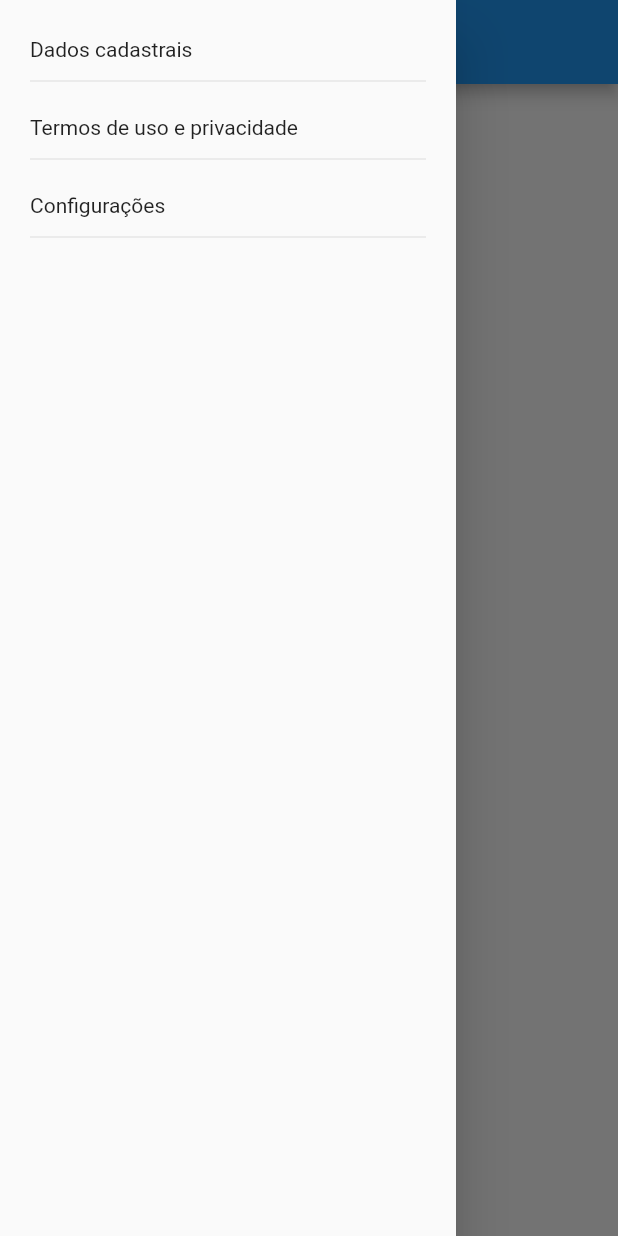
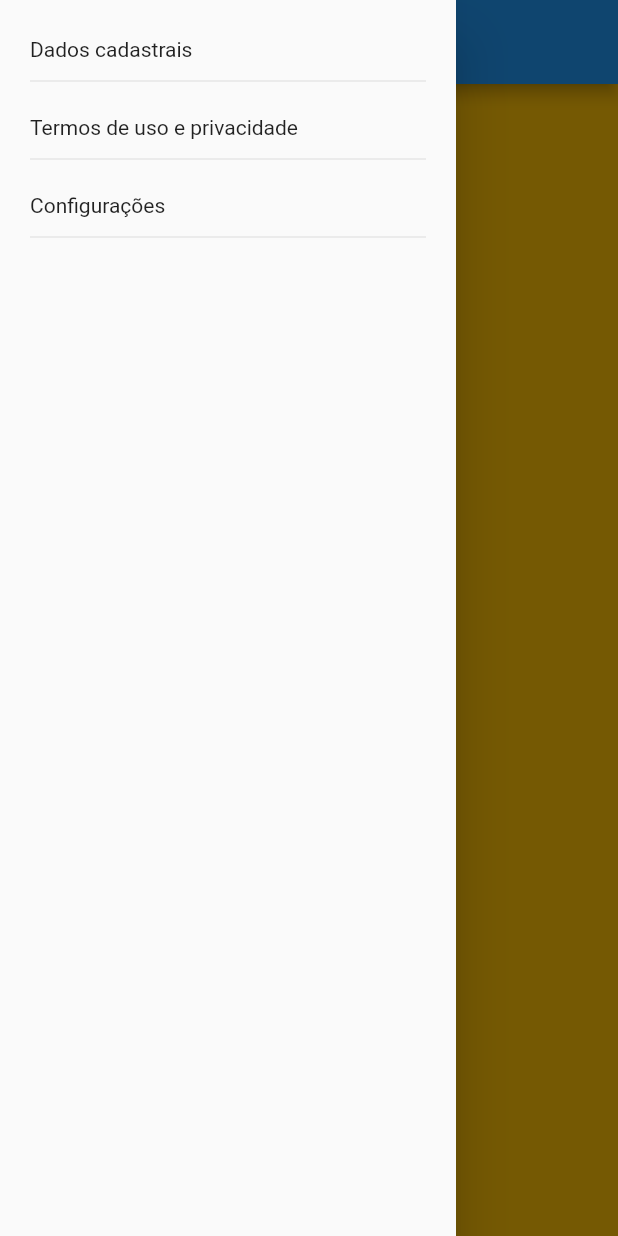
Before and after one commit to FilipeJN/trilhaapp, a Flutter app: the MainPage screen opened directly, with the side drawer open, on a phone screen of 412 x 824 dp. Run offline on Flutter 3.47's test engine with Material 2 defaults, Android fonts, the phone set to English and light mode, and no system bars; our stand-ins replace google_fonts; network calls fail.

Commit message:
Adicionando pageView e criando novas paginas para teste

```diff
--- a/lib/pages/main_page.dart
+++ b/lib/pages/main_page.dart
@@ -1,5 +1,8 @@
 import 'package:flutter/material.dart';
 import 'package:trilhaapp/pages/dados_cadastrais.dart';
+import 'package:trilhaapp/pages/pagina1.dart';
+import 'package:trilhaapp/pages/pagina2.dart';
+import 'package:trilhaapp/pages/pagina3.dart';
 
 class MainPage extends StatefulWidget {
   const MainPage({super.key});
@@ -68,7 +71,19 @@ class _MainPageState extends State<MainPage> {
               ),
             ),
           ),
+          body: Column(
+            children: [
+              Expanded(
+                child: PageView(
+                  children: const [
+                    Pagina1Page(),
+                    Pagina2Page(),
+                    Pagina3Page(),
+                  ],
                 ),
+              ),
+            ],
+          )),
     );
   }
 }
--- /dev/null
+++ b/lib/pages/pagina1.dart
@@ -0,0 +1,17 @@
+import 'package:flutter/material.dart';
+
+class Pagina1Page extends StatefulWidget {
+  const Pagina1Page({super.key});
+
+  @override
+  State<Pagina1Page> createState() => _Pagina1PageState();
+}
+
+class _Pagina1PageState extends State<Pagina1Page> {
+  @override
+  Widget build(BuildContext context) {
+    return Container(
+      color: Colors.amber,
+    );
+  }
+}
```
Also changed, not shown: lib/pages/login_page.dart (+4 -3 lines), lib/pages/pagina2.dart (added, +17 -0 lines), lib/pages/pagina3.dart (added, +17 -0 lines). Lines whose indentation alone changed are shown as unchanged.
